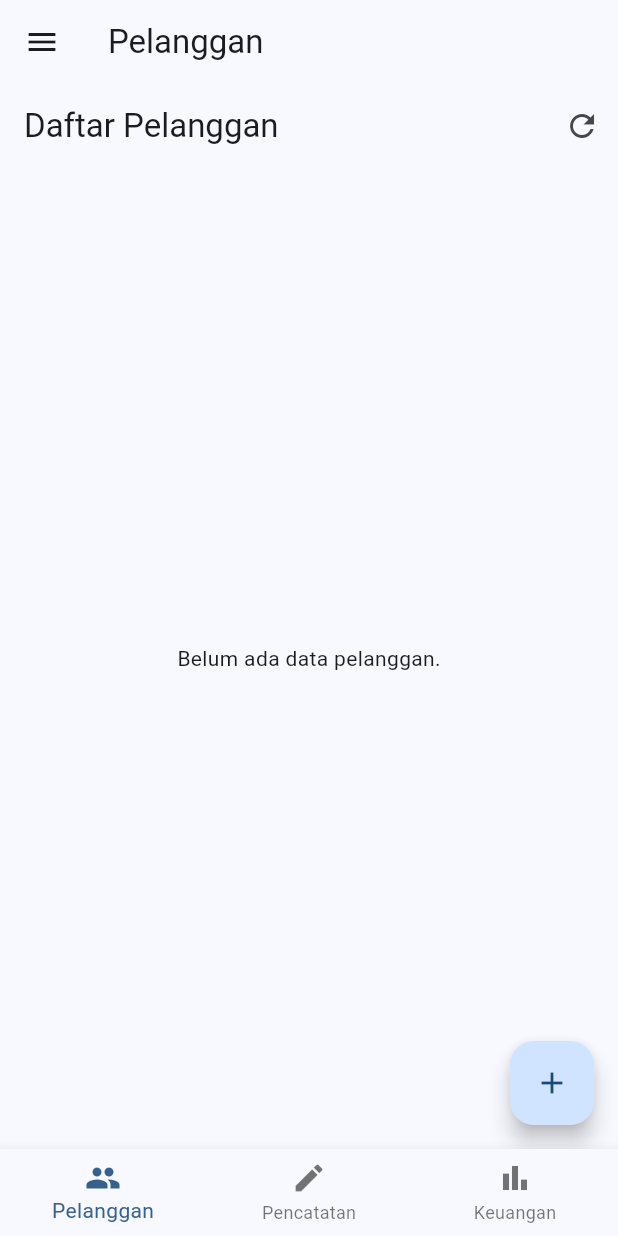
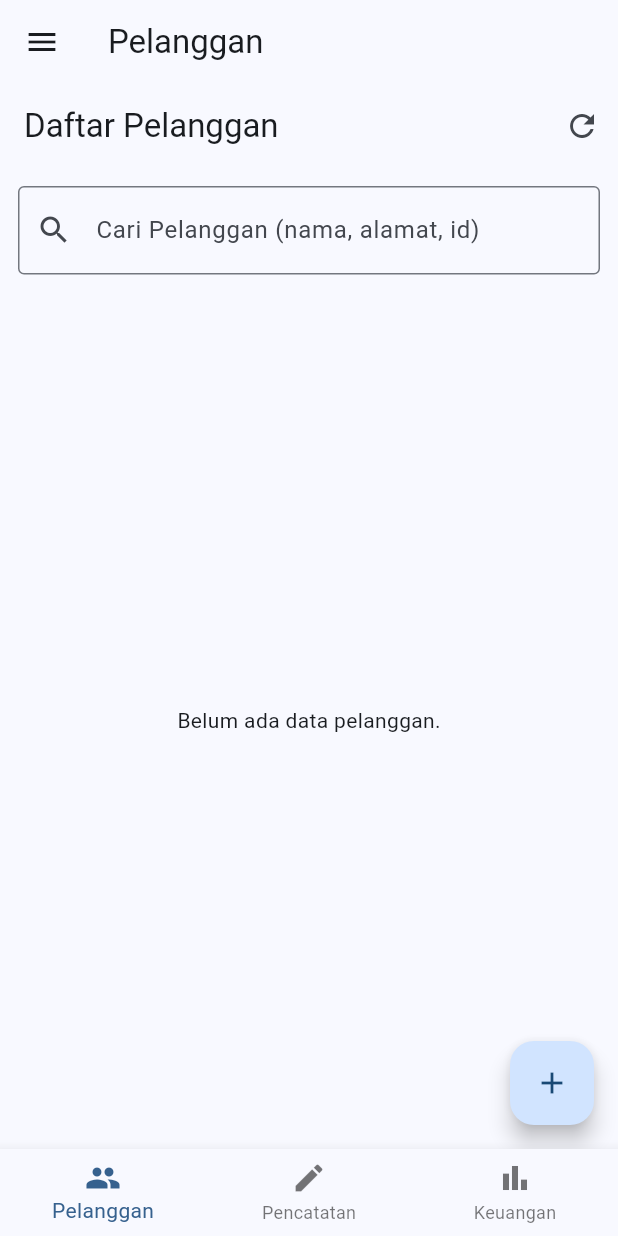
Before and after one commit to Harwas/catat_meter, a Flutter app: the screen it shows after launch, on a phone screen of 412 x 824 dp. Run offline on Flutter 3.47's test engine with Material 3 defaults, Android fonts, the phone set to English and light mode, and no system bars; our stand-ins replace firebase_core, firebase_database; accounts and stored records are empty.

Commit message:
search bar

```diff
--- a/lib/screens/pelanggan_screen.dart
+++ b/lib/screens/pelanggan_screen.dart
@@ -12,12 +12,21 @@ class PelangganScreen extends StatefulWidget {
 
 class _PelangganScreenState extends State<PelangganScreen> {
   List<Map<dynamic, dynamic>> _pelangganList = [];
+  List<Map<dynamic, dynamic>> _filteredList = [];
   bool _loading = true;
+  final TextEditingController _searchController = TextEditingController();
 
   @override
   void initState() {
     super.initState();
     _fetchPelanggan();
+    _searchController.addListener(_onSearchChanged);
+  }
+
+  @override
+  void dispose() {
+    _searchController.dispose();
+    super.dispose();
   }
 
   Future<void> _fetchPelanggan() async {
@@ -31,14 +40,31 @@ class _PelangganScreenState extends State<PelangganScreen> {
       if (value is Map) {
         value.forEach((key, data) {
           if (data is Map) {
-            list.add(Map<String, dynamic>.from(data));
+            final pelanggan = Map<String, dynamic>.from(data);
+            pelanggan['id'] = pelanggan['id'] ?? key; // pastikan id tetap ada
+            list.add(pelanggan);
           }
         });
       }
     }
     setState(() {
       _pelangganList = list;
+      _filteredList = list;
       _loading = false;
+    });
+  }
+
+  void _onSearchChanged() {
+    final query = _searchController.text.trim().toLowerCase();
+    setState(() {
+      _filteredList = query.isEmpty
+          ? _pelangganList
+          : _pelangganList.where((pelanggan) {
+              final nama = (pelanggan['nama'] ?? '').toString().toLowerCase();
+              final alamat = (pelanggan['alamat'] ?? '').toString().toLowerCase();
+              final id = (pelanggan['id'] ?? '').toString().toLowerCase();
+              return nama.contains(query) || alamat.contains(query) || id.contains(query);
+            }).toList();
     });
   }
 
@@ -83,12 +109,27 @@ class _PelangganScreenState extends State<PelangganScreen> {
       ),
       body: _loading
           ? Center(child: CircularProgressIndicator())
-          : _pelangganList.isEmpty
+          : Column(
+              children: [
+                Padding(
+                  padding: const EdgeInsets.all(12.0),
+                  child: TextField(
+                    controller: _searchController,
+                    decoration: InputDecoration(
+                      labelText: 'Cari Pelanggan (nama, alamat, id)',
+                      prefixIcon: const Icon(Icons.search),
+                      border: OutlineInputBorder(),
+                    ),
+                    style: const TextStyle(fontSize: 18),
+                  ),
+                ),
+                Expanded(
+                  child: _filteredList.isEmpty
                       ? Center(child: Text('Belum ada data pelanggan.'))
                       : ListView.builder(
-                  itemCount: _pelangganList.length,
+                          itemCount: _filteredList.length,
                           itemBuilder: (context, index) {
-                    final pelanggan = _pelangganList[index];
+                            final pelanggan = _filteredList[index];
                             return GestureDetector(
                               onTap: () => _navigateToDetailPelanggan(pelanggan['id']),
                               child: Card(
@@ -147,6 +188,9 @@ class _PelangganScreenState extends State<PelangganScreen> {
                             );
                           },
                         ),
+                ),
+              ],
+            ),
     );
   }
 }
```
Also changed, not shown: lib/screens/pencatatan_screen.dart (+58 -9 lines). Lines whose indentation alone changed are shown as unchanged.
